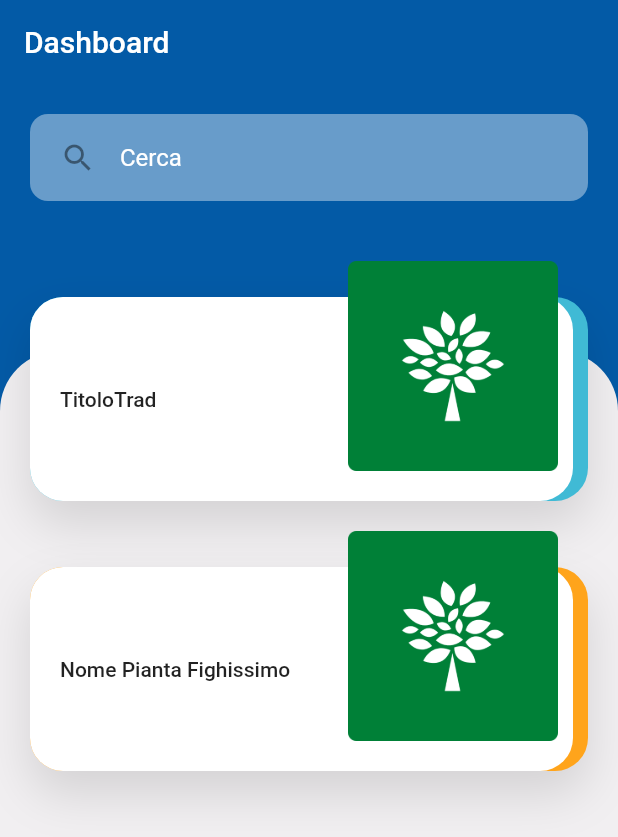
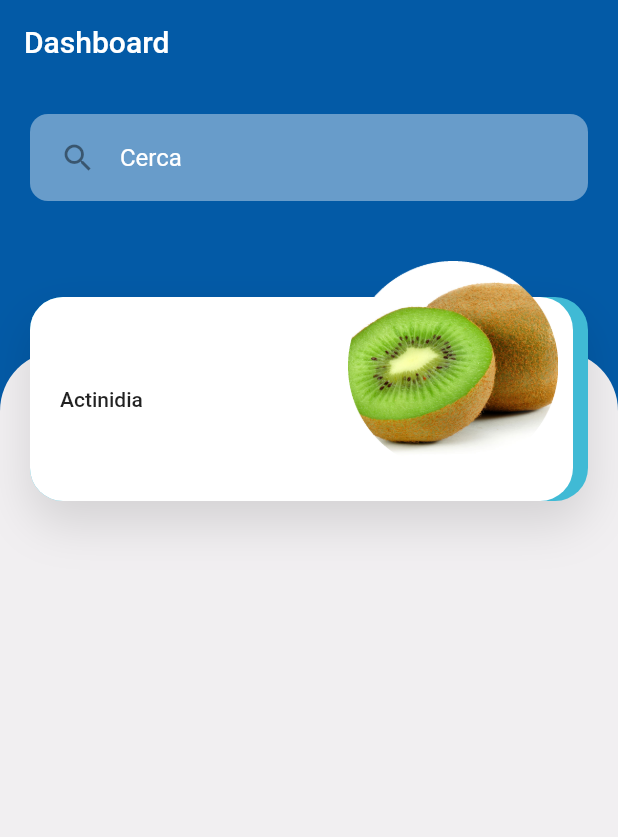
Before and after one commit to francesco-rossetti/Agronomo, a Flutter app: the screen it shows after launch, on a phone screen of 412 x 824 dp. Shown: the top 837 px of the screen. Run offline on Flutter 3.47's test engine with Material 2 defaults, Android fonts, the phone set to English and light mode, and no system bars; our stand-ins replace firebase_analytics, font_awesome_flutter; accounts and stored records are empty.

Commit message:
28/09/2020

```diff
--- a/lang/en.json
+++ b/lang/en.json
@@ -10,16 +10,9 @@
     "detailTab2": "Sintomi",
     "detailTab3": "Cure",
 
-    "testTitolo": "TitoloTrad",
-    "testMal1": "testMal1",
-    "testGen1": "testGen1",
-    "testG1": "testG1",
-    "testS1": "testS1",
-    "testC1": "testC1",
-
-    "pianta2": "Nome Pianta Fighissimo",
-    "malattiaPianta2-1": "Nome Malattia",
-    "sintomoMP2_1": "Sintomi malattia 1 per la pianta 2",
-    "generalitaMP2_1": "Generaltà malattia 1 per la pianta 2",
-    "cureMP2_1": "Cura malattia 1 per la pianta 2"
+    "actinidia": "Actinidia",
+    "marciumeradicalefibroso": "Marciume Radicale Fibroso",
+    "sintomiactinidia": "Il marciume radicale fibroso si manifesta con marciumi diffusi su tutto l’apparato radicale, talvolta anche sul colletto della pianta. Le soluzioni a tale patologia non sono molte, se non quella di risolvere la causa principale dello stesso marciume.",
+    "generalitaactinidia": "Anche se non si può chiamare vera e propria malattia, il marciume radicale fibroso è un effetto di qualcosa che non è stato gestito al meglio. Il kiwi, infatti, non sopporta i ristagni d’acqua e spesso il marciume radicale è proprio sintomo di un’irrigazione mal gestita o addirittura eseguita a volumi troppo alti.\nIl kiwi, infatti, vuole terreni per lo più sabbiosi e ricchi di sostanza organica.\n\nRicorda sempre: quando vuoi piantare delle nuove colture, devi sempre far in modo che queste vivano in un ambiente più possibile simile a quello di cui è originaria la pianta stessa.\nMolto spesso, però, una delle cause principali del marciume può essere anche la pioggia abbondante che, su terreni tendenzialmente argillosi, non trova una via di fuga in breve tempo verso la falda acquifera e quindi rimane nel suolo oltre la capacità di campo.\nLa capacità di campo è proprio la quantità massima di acqua che un terreno può accumulare.\nSe l’acqua presente è superiore alla capacità di campo, allora si ha ristagno idrico.",
+    "cureactinidia": "cure"
 }
--- a/lang/it.json
+++ b/lang/it.json
@@ -10,16 +10,10 @@
     "detailTab2": "Sintomi",
     "detailTab3": "Cure",
 
-    "testTitolo": "TitoloTrad",
-    "testMal1": "testMal1",
-    "testGen1": "testGen1",
-    "testG1": "testG1",
-    "testS1": "testS1",
-    "testC1": "testC1",
+    "actinidia": "Actinidia",
+    "marciumeradicalefibroso": "Marciume Radicale Fibroso",
+    "sintomiactinidia": "Il marciume radicale fibroso si manifesta con marciumi diffusi su tutto l’apparato radicale, talvolta anche sul colletto della pianta. Le soluzioni a tale patologia non sono molte, se non quella di risolvere la causa principale dello stesso marciume.",
+    "generalitaactinidia": "Anche se non si può chiamare vera e propria malattia, il marciume radicale fibroso è un effetto di qualcosa che non è stato gestito al meglio. Il kiwi, infatti, non sopporta i ristagni d’acqua e spesso il marciume radicale è proprio sintomo di un’irrigazione mal gestita o addirittura eseguita a volumi troppo alti.\nIl kiwi, infatti, vuole terreni per lo più sabbiosi e ricchi di sostanza organica.\n\nRicorda sempre: quando vuoi piantare delle nuove colture, devi sempre far in modo che queste vivano in un ambiente più possibile simile a quello di cui è originaria la pianta stessa.\nMolto spesso, però, una delle cause principali del marciume può essere anche la pioggia abbondante che, su terreni tendenzialmente argillosi, non trova una via di fuga in breve tempo verso la falda acquifera e quindi rimane nel suolo oltre la capacità di campo.\nLa capacità di campo è proprio la quantità massima di acqua che un terreno può accumulare.\nSe l’acqua presente è superiore alla capacità di campo, allora si ha ristagno idrico.",
+    "cureactinidia": "cure"
 
-    "pianta2": "Nome Pianta Fighissimo",
-    "malattiaPianta2-1": "Nome Malattia",
-    "sintomoMP2_1": "Sintomi malattia 1 per la pianta 2",
-    "generalitaMP2_1": "Generaltà malattia 1 per la pianta 2",
-    "cureMP2_1": "Cura malattia 1 per la pianta 2"
 }
--- a/lib/constants.dart
+++ b/lib/constants.dart
@@ -18,22 +18,14 @@ const kDefaultShadow = BoxShadow(
 );
 
 List<Pianta> piante = [
-  Pianta(nome: "testTitolo", immagine: "assets/images/icon.png", malattie: [
+  Pianta(nome: "actinidia", immagine: "assets/images/actinidia.png", malattie: [
     Malattia(
-        nome: "testMal1",
-        nomePianta: "testTitolo",
-        testoGen: "testG1",
-        testoSin: "testS1",
-        testCur: "testC1",
-        immagine: AssetImage("assets/images/icon.png"))
-  ]),
-  Pianta(nome: "pianta2", immagine: "assets/images/icon.png", malattie: [
-    Malattia(
-        nome: "malattiaPianta2-1",
-        immagine: AssetImage("assets/images/icon.png"),
-        nomePianta: "pianta2",
-        testoGen: "generalitaMP2_1",
-        testoSin: "sintomoMP2_1",
-        testCur: "cureMP2_1")
+        nome: "marciumeradicalefibroso",
+        nomePianta: "actinidia",
+        testoGen: "generalitaactinidia",
+        testoSin: "sintomiactinidia",
+        testCur: "cureactinidia",
+        immagine: AssetImage("assets/images/marciumeradicalefibroso.png"),
+        altImmagine: AssetImage("assets/images/Marciume-al-colletto.jpg"))
   ])
 ];
--- a/lib/helpers/detailMalattie.dart
+++ b/lib/helpers/detailMalattie.dart
@@ -44,7 +44,9 @@ class _PaginaMalattiaState extends State<PaginaMalattia> {
                           fontSize: 16.0,
                         )),
                     background: Image(
-                      image: widget.malattia.immagine,
+                      image: widget.malattia.altImmagine != null
+                          ? widget.malattia.altImmagine
+                          : widget.malattia.immagine,
                       fit: BoxFit.cover,
                     )),
               ),
--- a/lib/models/malattia.dart
+++ b/lib/models/malattia.dart
@@ -2,13 +2,14 @@ import 'package:flutter/cupertino.dart';
 
 class Malattia {
   String nome, nomePianta, testoGen, testoSin, testCur;
-  AssetImage immagine;
+  AssetImage immagine, altImmagine;
 
   Malattia(
-      {this.nome,
-      this.nomePianta,
-      this.immagine,
-      this.testoGen,
-      this.testoSin,
-      this.testCur});
+      {@required this.nome,
+      @required this.nomePianta,
+      @required this.immagine,
+      this.altImmagine,
+      @required this.testoGen,
+      @required this.testoSin,
+      @required this.testCur});
 }
--- a/lib/models/pianta.dart
+++ b/lib/models/pianta.dart
@@ -1,9 +1,11 @@
 import 'package:agronomo/models/malattia.dart';
+import 'package:flutter/material.dart';
 
 class Pianta {
   String nome, immagine;
 
   List<Malattia> malattie;
 
-  Pianta({this.nome, this.immagine, this.malattie});
+  Pianta(
+      {@required this.nome, @required this.immagine, @required this.malattie});
 }
```
Also changed, not shown: assets/images/Marciume-al-colletto.jpg (added), assets/images/actinidia.png (added), assets/images/marciumeradicalefibroso.png (added).
